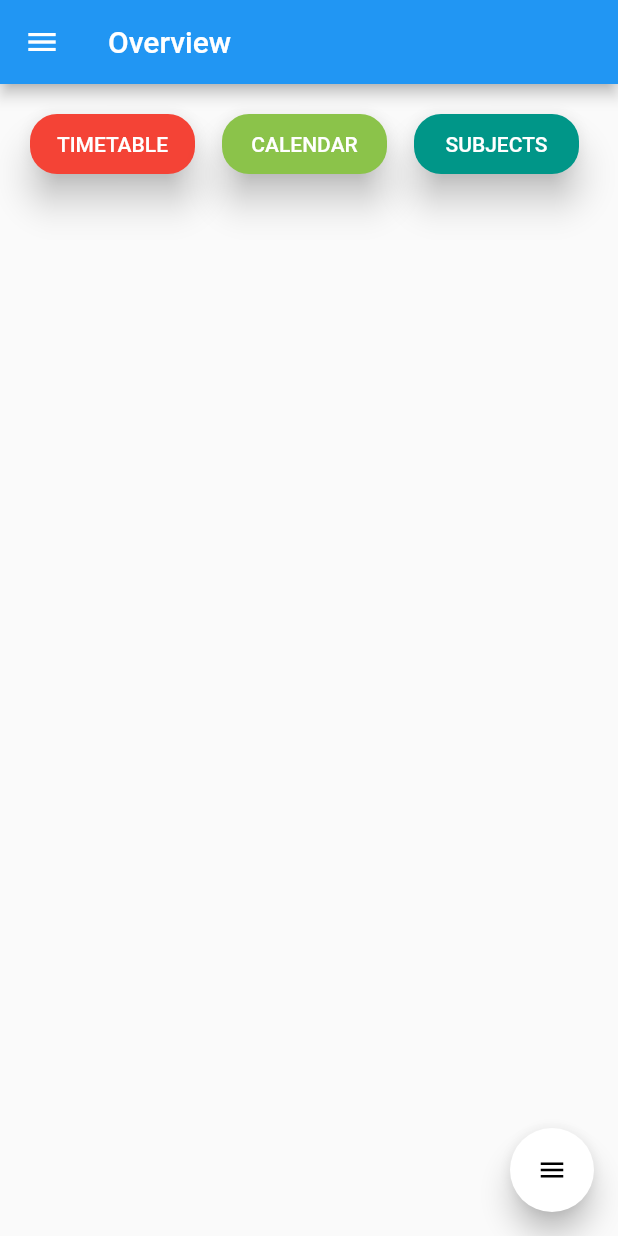
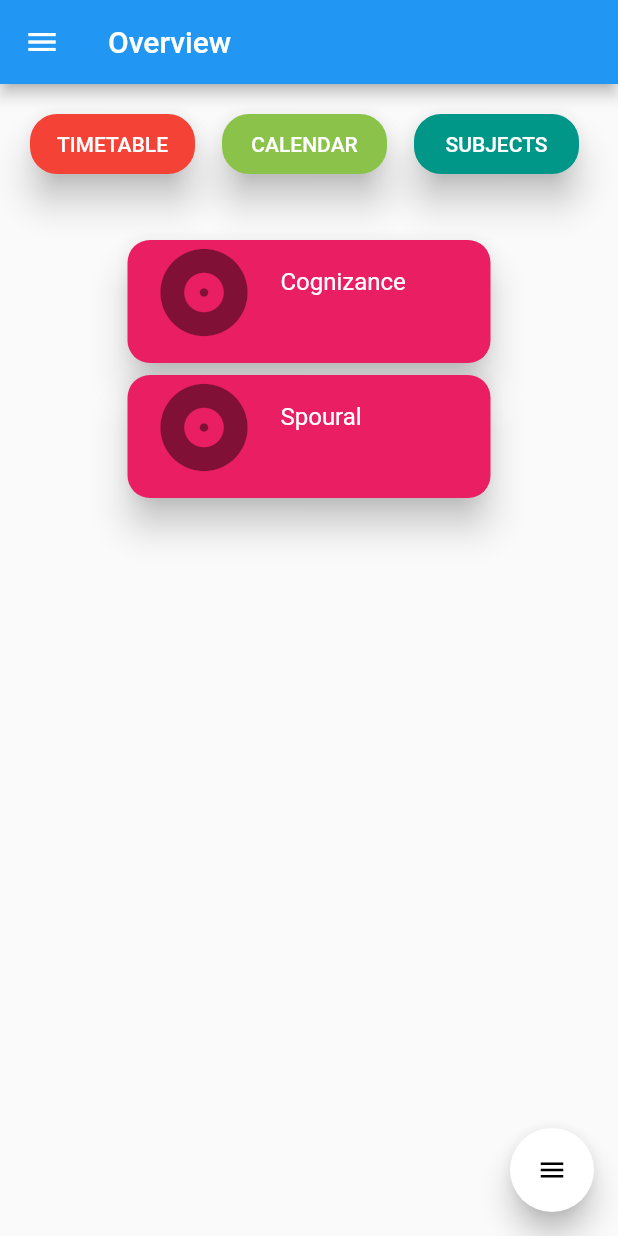
Before and after one commit to pokaboom/c-planner, a Flutter app: the screen it shows after launch, on a phone screen of 412 x 824 dp. Run offline on Flutter 3.47's test engine with Material 2 defaults, Android fonts, the phone set to English and light mode, and no system bars; drawn by our look-alikes of flutter_speed_dial; our stand-ins replace flutter_local_notifications, image_picker, shared_preferences, table_calendar; missing offline and left inert: weekly_timetable.

Commit message:
Add files via upload

```diff
--- a/lib/drawers.dart
+++ b/lib/drawers.dart
@@ -1,6 +1,7 @@
 import 'package:flutter/material.dart';
 import './event/subject.dart';
 import 'dart:io';
+import './grades/grade.dart';
 import './timetable.dart';
 import './calendar.dart';
 import 'package:image_picker/image_picker.dart';
@@ -205,6 +206,10 @@ class _DrawersState extends State<Drawers> {
                     'Grades',
                     style: TextStyle(fontSize: 17),
                   ),
+                  onTap: () {
+                    Navigator.of(context).push(MaterialPageRoute(
+                        builder: (BuildContext context) => Grade()));
+                  },
                   leading: Icon(Icons.equalizer),
                 ),
               ),
--- a/lib/overview.dart
+++ b/lib/overview.dart
@@ -89,7 +89,49 @@ class _OverViewState extends State<OverView> {
               ],
             ),
           ),
-          //Grade()
+  Container(
+    width: 250,
+    height: 90,
+
+    child: Card(
+      shape: RoundedRectangleBorder(
+        borderRadius: BorderRadius.circular(15.0),
+      ),
+      color: Colors.pink,
+      elevation: 10,
+      child: Column(
+        mainAxisSize: MainAxisSize.min,
+        children: <Widget>[
+          const ListTile(
+            leading: Icon(Icons.album, size: 70),
+            title: Text('Cognizance', style: TextStyle(color: Colors.white)),
+          ),
+
+        ],
+      ),
+    ),
+  ),
+  Container(
+    width: 250,
+    height: 90,
+    child: Card(
+      shape: RoundedRectangleBorder(
+        borderRadius: BorderRadius.circular(15.0),
+      ),
+      color: Colors.pink,
+      elevation: 10,
+      child: Column(
+        mainAxisSize: MainAxisSize.min,
+        children: <Widget>[
+          const ListTile(
+            leading: Icon(Icons.album, size: 70),
+            title: Text('Spoural', style: TextStyle(color: Colors.white)),
+          ),
+
+        ],
+      ),
+    ),
+  ),
         ],
 
     ));
```
Also changed, not shown: pubspec.yaml (+30 -5 lines).
